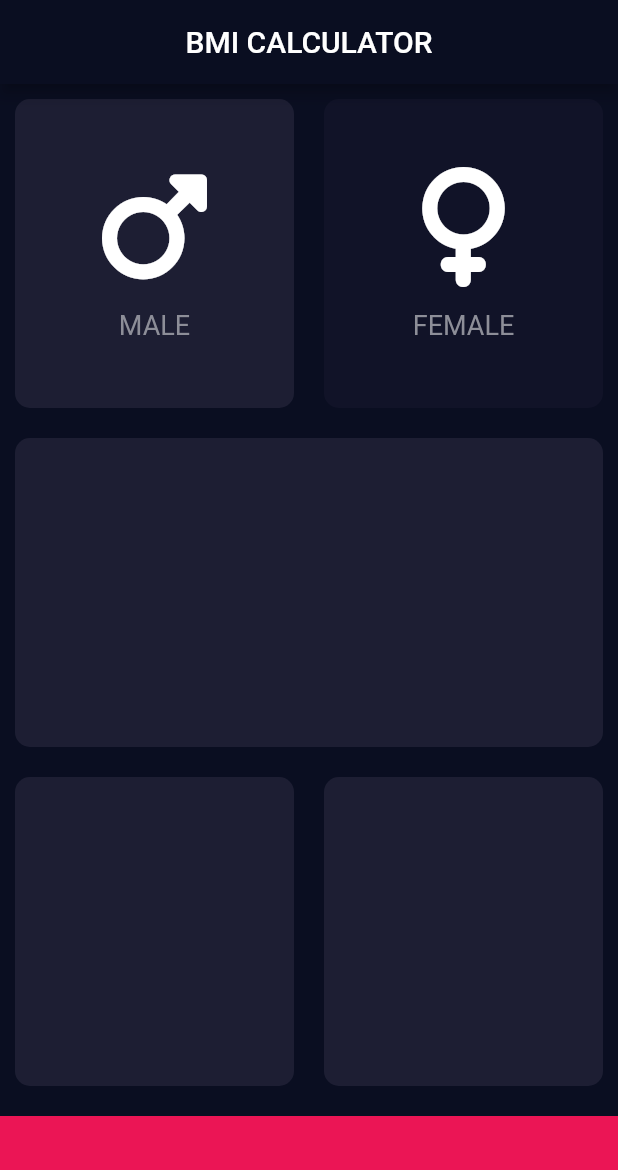
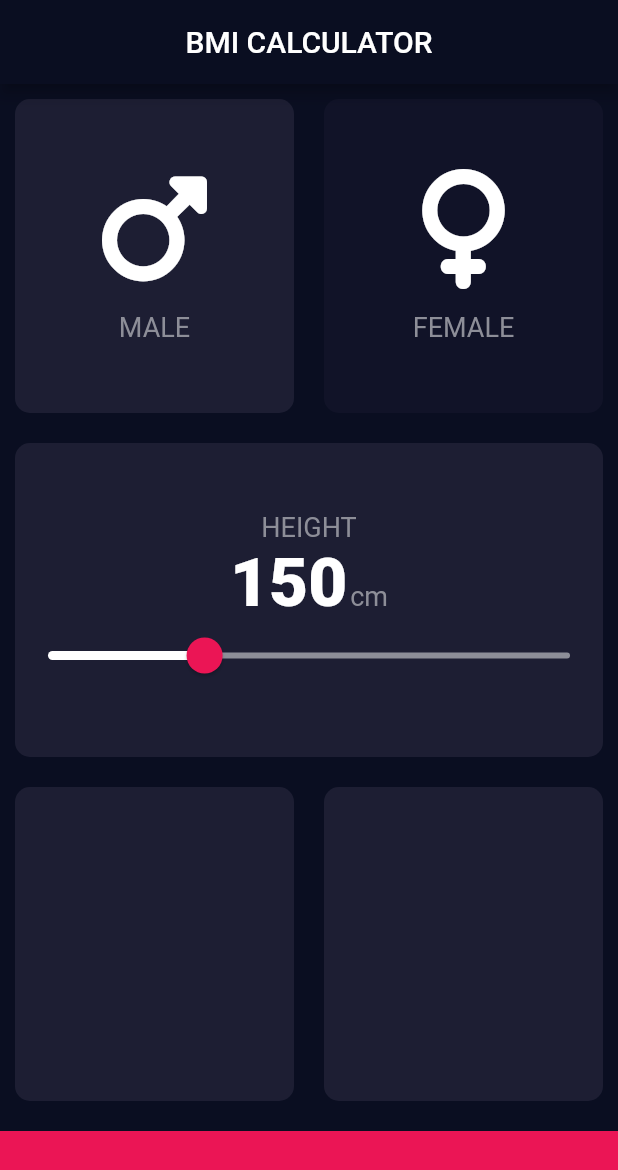
Before and after one commit to HimJan7/bmi_calculator, a Flutter app: the screen it shows after launch, after a tap on "MALE", on a phone screen of 412 x 824 dp. Shown: the top 1170 px of the screen. Run offline on Flutter 3.47's test engine with Material 2 defaults, Android fonts, the phone set to English and light mode, and no system bars; our stand-ins replace font_awesome_flutter.

Commit message:
[sliderFunctionality]

```diff
--- /dev/null
+++ b/lib/constants.dart
@@ -0,0 +1,12 @@
+import 'package:flutter/material.dart';
+
+const kActiveCardColour = Color(0xFF1D1E33);
+const kInactiveCardColour = Color(0xFF111328);
+const kBottomContainerHeight = 70.0;
+const kBottomContainerColour = Color(0xFFEB1555);
+
+const kLabelTextStyle = TextStyle(fontSize: 18.0, color: Color(0xFF8D8E98));
+const kNumberTextStyle = TextStyle(
+  fontSize: 45.0,
+  fontWeight: FontWeight.w900,
+);
--- a/lib/icon_content.dart
+++ b/lib/icon_content.dart
@@ -1,6 +1,5 @@
 import 'package:flutter/material.dart';
-
-const labelTextStyle = TextStyle(fontSize: 18.0, color: Color(0xFF8D8E98));
+import 'constants.dart';
 
 class IconContent extends StatelessWidget {
   final String data;
@@ -20,7 +19,7 @@ class IconContent extends StatelessWidget {
         SizedBox(height: 15),
         Text(
           data,
-          style: labelTextStyle,
+          style: kLabelTextStyle,
         )
       ],
     );
--- a/lib/input_page.dart
+++ b/lib/input_page.dart
@@ -2,15 +2,12 @@ import 'package:flutter/material.dart';
 import 'package:font_awesome_flutter/font_awesome_flutter.dart';
 import 'icon_content.dart';
 import 'reusable_card.dart';
-
-const activeCardColour = Color(0xFF1D1E33);
-const inactiveCardColour = Color(0xFF111328);
-const bottomContainerHeight = 80.0;
-const bottomContainerColour = Color(0xFFEB1555);
+import 'constants.dart';
 
 enum Gender {
   male,
   female,
+  none,
 }
 
 class InputPage extends StatefulWidget {
@@ -21,20 +18,8 @@ class InputPage extends StatefulWidget {
 }
 
 class InputPageState extends State<InputPage> {
-  Color maleCardColour = inactiveCardColour;
-  Color femaleCardColour = inactiveCardColour;
-
-  void updateColour(Gender selectedGender) {
-    if (selectedGender == Gender.male) {
-      maleCardColour = activeCardColour;
-      femaleCardColour = inactiveCardColour;
-    }
-    if (selectedGender == Gender.female) {
-      femaleCardColour = activeCardColour;
-      maleCardColour = inactiveCardColour;
-    }
-  }
-
+  Gender selectedGender = Gender.none;
+  int height = 150;
   @override
   Widget build(BuildContext context) {
     return Scaffold(
@@ -50,34 +35,34 @@ class InputPageState extends State<InputPage> {
               child: Row(
                 children: [
                   Expanded(
-                    child: GestureDetector(
-                      onTap: () {
+                    child: ReusableCard(
+                      onPress: () {
                         setState(() {
-                          updateColour(Gender.male);
+                          selectedGender = Gender.male;
                         });
                       },
-                      child: ReusableCard(
-                        colour: maleCardColour,
+                      colour: selectedGender == Gender.male
+                          ? kActiveCardColour
+                          : kInactiveCardColour,
                       cardChild: IconContent(
                         iconType: FontAwesomeIcons.mars,
                         data: 'MALE',
                       ),
                     ),
                   ),
-                  ),
                   Expanded(
-                    child: GestureDetector(
-                      onTap: () {
+                    child: ReusableCard(
+                      onPress: () {
                         setState(() {
-                          updateColour(Gender.female);
+                          selectedGender = Gender.female;
                         });
                       },
-                      child: ReusableCard(
-                        colour: femaleCardColour,
+                      colour: selectedGender == Gender.female
+                          ? kActiveCardColour
+                          : kInactiveCardColour,
                       cardChild: IconContent(
                         iconType: FontAwesomeIcons.venus,
                         data: 'FEMALE',
-                        ),
                       ),
                     ),
                   ),
@@ -86,9 +71,53 @@ class InputPageState extends State<InputPage> {
             ),
             Expanded(
               child: ReusableCard(
-                colour: activeCardColour,
+                onPress: () {},
+                colour: kActiveCardColour,
                 cardChild: Column(
-                  children: [],
+                  mainAxisAlignment: MainAxisAlignment.center,
+                  children: [
+                    Text(
+                      'HEIGHT',
+                      style: kLabelTextStyle,
+                    ),
+                    Row(
+                      mainAxisAlignment: MainAxisAlignment.center,
+                      crossAxisAlignment: CrossAxisAlignment.baseline,
+                      textBaseline: TextBaseline.alphabetic,
+                      children: [
+                        Text(height.toString(), style: kNumberTextStyle),
+                        SizedBox(
+                          width: 2,
+                        ),
+                        Text(
+                          'cm',
+                          style: kLabelTextStyle,
+                        )
+                      ],
+                    ),
+                    SliderTheme(
+                      data: SliderTheme.of(context).copyWith(
+                        activeTrackColor: Colors.white,
+                        inactiveTrackColor: Color(0xFF8D8E98),
+                        thumbColor: Color(0xFFEB1555),
+                        overlayColor: Color(0x29EB1555),
+                        thumbShape:
+                            RoundSliderThumbShape(enabledThumbRadius: 12.0),
+                        overlayShape:
+                            RoundSliderOverlayShape(overlayRadius: 22.0),
+                      ),
+                      child: Slider(
+                        value: height.toDouble(),
+                        min: 120,
+                        max: 220,
+                        onChanged: (double newValue) {
+                          setState(() {
+                            height = newValue.toInt();
+                          });
+                        },
+                      ),
+                    )
+                  ],
                 ),
               ),
             ),
@@ -97,7 +126,8 @@ class InputPageState extends State<InputPage> {
                 children: [
                   Expanded(
                     child: ReusableCard(
-                      colour: activeCardColour,
+                      onPress: () {},
+                      colour: kActiveCardColour,
                       cardChild: Column(
                         children: [],
                       ),
@@ -105,7 +135,8 @@ class InputPageState extends State<InputPage> {
                   ),
                   Expanded(
                     child: ReusableCard(
-                      colour: activeCardColour,
+                      onPress: () {},
+                      colour: kActiveCardColour,
                       cardChild: Column(
                         children: [],
                       ),
@@ -115,9 +146,9 @@ class InputPageState extends State<InputPage> {
               ),
             ),
             Container(
-              height: bottomContainerHeight,
+              height: kBottomContainerHeight,
               margin: EdgeInsets.only(top: 10),
-              color: bottomContainerColour,
+              color: kBottomContainerColour,
             ),
           ],
         ));
--- a/lib/reusable_card.dart
+++ b/lib/reusable_card.dart
@@ -1,19 +1,24 @@
 import 'package:flutter/material.dart';
 
 class ReusableCard extends StatelessWidget {
-  ReusableCard({required this.colour, required this.cardChild});
+  ReusableCard(
+      {required this.onPress, required this.colour, required this.cardChild});
 
   final Color colour;
   final Widget cardChild;
+  final VoidCallback onPress;
   @override
   Widget build(BuildContext context) {
-    return Container(
-      margin: EdgeInsets.all(10),
-      decoration: BoxDecoration(
-        borderRadius: BorderRadius.circular(10),
-        color: colour,
+    return GestureDetector(
+      onTap: onPress,
+      child: Container(
+        margin: EdgeInsets.all(10),
+        decoration: BoxDecoration(
+          borderRadius: BorderRadius.circular(10),
+          color: colour,
+        ),
+        child: cardChild,
       ),
-      child: cardChild,
     );
   }
 }
```
Lines whose indentation alone changed are shown as unchanged.
